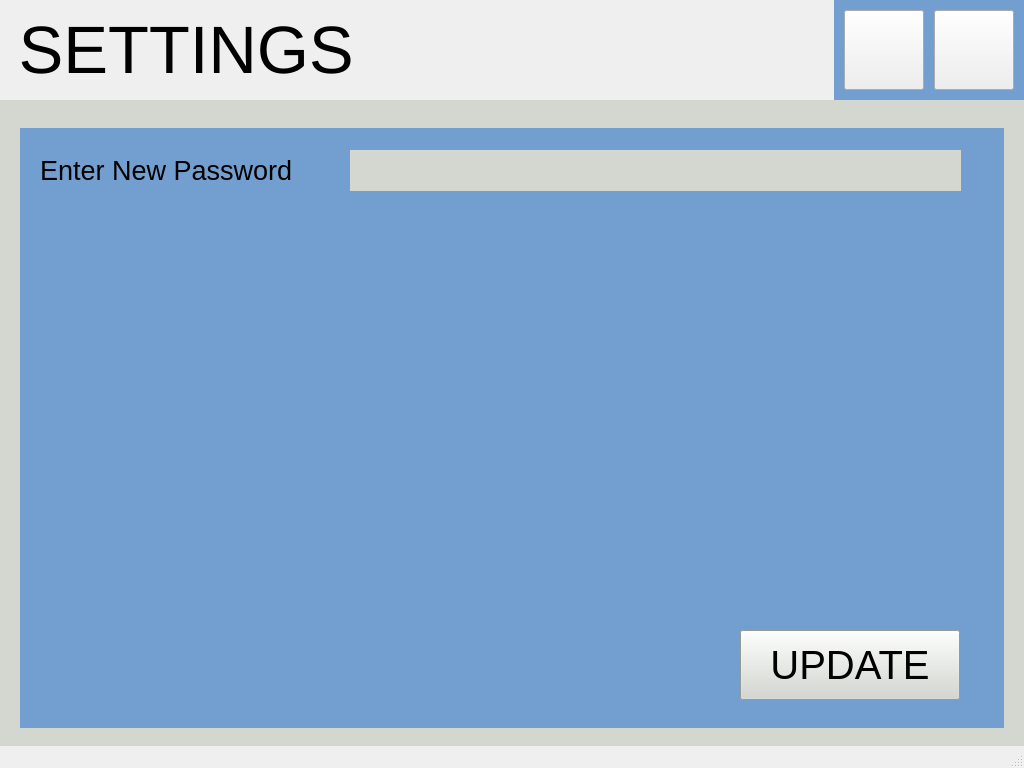
This is settingswindow.ui in kartikeya8973/emu_hmi_app as Qt 5 draws it before an edit. The edited form follows.
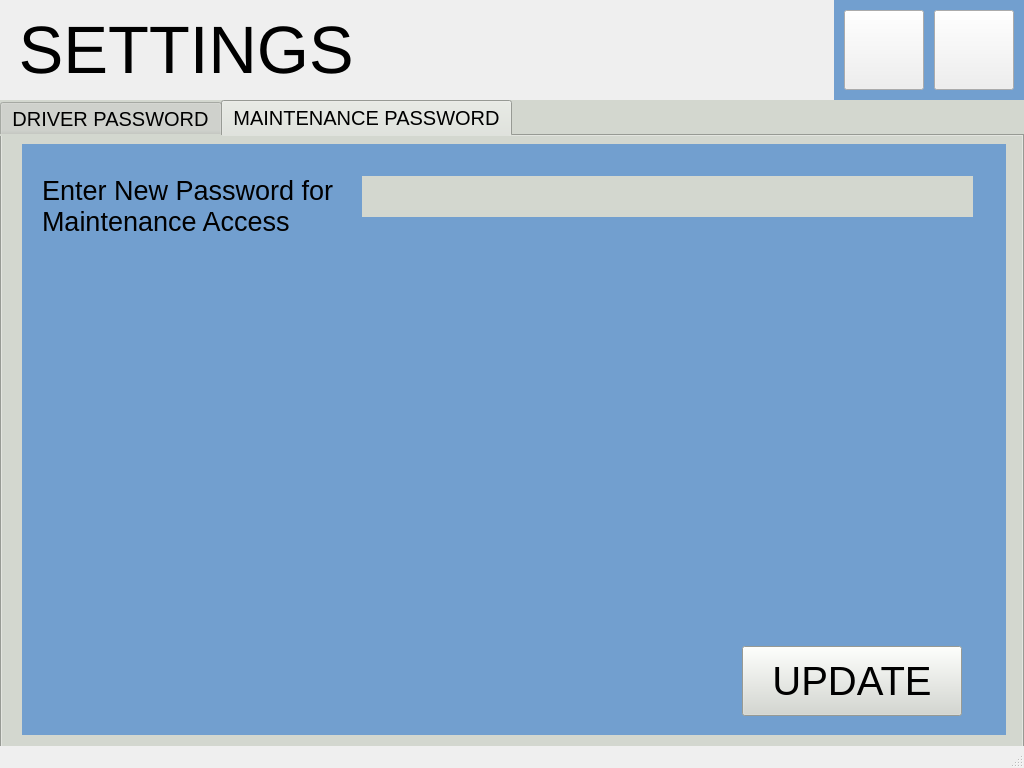
This is the edited form. The open tabs and pages were chosen to show the change. Icons and pictures are not drawn.

```diff
--- a/settingswindow.ui
+++ b/settingswindow.ui
@@ -222,11 +222,48 @@
      </widget>
     </widget>
     <widget class="QWidget" name="page_2">
+     <widget class="QTabWidget" name="tabWidget">
+      <property name="geometry">
+       <rect>
+        <x>0</x>
+        <y>0</y>
+        <width>1024</width>
+        <height>666</height>
+       </rect>
+      </property>
+      <property name="font">
+       <font>
+        <pointsize>15</pointsize>
+       </font>
+      </property>
+      <property name="currentIndex">
+       <number>0</number>
+      </property>
+      <widget class="QWidget" name="tab">
+       <attribute name="title">
+        <string>DRIVER PASSWORD</string>
+       </attribute>
+       <widget class="QLabel" name="label_bg">
+        <property name="geometry">
+         <rect>
+          <x>20</x>
+          <y>8</y>
+          <width>984</width>
+          <height>591</height>
+         </rect>
+        </property>
+        <property name="styleSheet">
+         <string notr="true">background-color: rgb(114, 159, 207);</string>
+        </property>
+        <property name="text">
+         <string/>
+        </property>
+       </widget>
      <widget class="QPushButton" name="pushButton_updatePass">
       <property name="geometry">
        <rect>
         <x>740</x>
-        <y>530</y>
+          <y>510</y>
         <width>220</width>
         <height>70</height>
        </rect>
@@ -243,24 +280,13 @@
        <string>UPDATE</string>
       </property>
      </widget>
-     <widget class="QWidget" name="horizontalLayoutWidget_7">
-      <property name="geometry">
-       <rect>
-        <x>350</x>
-        <y>50</y>
-        <width>611</width>
-        <height>41</height>
-       </rect>
-      </property>
-      <layout class="QHBoxLayout" name="horizontalLayout_Password"/>
-     </widget>
      <widget class="QLabel" name="label_addNew">
       <property name="geometry">
        <rect>
         <x>40</x>
-        <y>50</y>
-        <width>270</width>
-        <height>40</height>
+          <y>30</y>
+          <width>300</width>
+          <height>80</height>
        </rect>
       </property>
       <property name="font">
@@ -272,7 +298,8 @@
        <string notr="true">background-color: rgb(114, 159, 207);</string>
       </property>
       <property name="text">
-       <string>Enter New Password</string>
+         <string>Enter New Password for
+Driver Access</string>
       </property>
      </widget>
      <widget class="QLabel" name="label_message">
@@ -299,27 +326,128 @@
        <bool>true</bool>
       </property>
      </widget>
-     <widget class="QLabel" name="label1">
+       <widget class="QWidget" name="horizontalLayoutWidget_7">
       <property name="geometry">
        <rect>
-        <x>20</x>
-        <y>28</y>
-        <width>984</width>
-        <height>600</height>
-       </rect>
-      </property>
-      <property name="styleSheet">
-       <string notr="true">background-color: rgb(114, 159, 207);</string>
-      </property>
-      <property name="text">
-       <string/>
-      </property>
-     </widget>
-     <zorder>label1</zorder>
+          <x>360</x>
+          <y>40</y>
+          <width>611</width>
+          <height>41</height>
+         </rect>
+        </property>
+        <layout class="QHBoxLayout" name="horizontalLayout_Password"/>
+       </widget>
+       <zorder>label_bg</zorder>
      <zorder>pushButton_updatePass</zorder>
      <zorder>horizontalLayoutWidget_7</zorder>
      <zorder>label_addNew</zorder>
      <zorder>label_message</zorder>
+      </widget>
+      <widget class="QWidget" name="tab_2">
+       <attribute name="title">
+        <string>MAINTENANCE PASSWORD</string>
+       </attribute>
+       <widget class="QLabel" name="label_bg_2">
+        <property name="geometry">
+         <rect>
+          <x>20</x>
+          <y>8</y>
+          <width>984</width>
+          <height>591</height>
+         </rect>
+        </property>
+        <property name="styleSheet">
+         <string notr="true">background-color: rgb(114, 159, 207);</string>
+        </property>
+        <property name="text">
+         <string/>
+        </property>
+       </widget>
+       <widget class="QLabel" name="label_message_2">
+        <property name="geometry">
+         <rect>
+          <x>40</x>
+          <y>510</y>
+          <width>611</width>
+          <height>71</height>
+         </rect>
+        </property>
+        <property name="font">
+         <font>
+          <pointsize>15</pointsize>
+         </font>
+        </property>
+        <property name="styleSheet">
+         <string notr="true">background-color: rgb(114, 159, 207);</string>
+        </property>
+        <property name="text">
+         <string/>
+        </property>
+        <property name="wordWrap">
+         <bool>true</bool>
+        </property>
+       </widget>
+       <widget class="QPushButton" name="pushButton_updatePass_2">
+        <property name="geometry">
+         <rect>
+          <x>740</x>
+          <y>510</y>
+          <width>220</width>
+          <height>70</height>
+         </rect>
+        </property>
+        <property name="font">
+         <font>
+          <pointsize>30</pointsize>
+         </font>
+        </property>
+        <property name="styleSheet">
+         <string notr="true">background-color: rgb(211, 215, 207);</string>
+        </property>
+        <property name="text">
+         <string>UPDATE</string>
+        </property>
+       </widget>
+       <widget class="QWidget" name="horizontalLayoutWidget_8">
+        <property name="geometry">
+         <rect>
+          <x>360</x>
+          <y>40</y>
+          <width>611</width>
+          <height>41</height>
+         </rect>
+        </property>
+        <layout class="QHBoxLayout" name="horizontalLayout_Password_2"/>
+       </widget>
+       <widget class="QLabel" name="label_addNew_2">
+        <property name="geometry">
+         <rect>
+          <x>40</x>
+          <y>30</y>
+          <width>300</width>
+          <height>80</height>
+         </rect>
+        </property>
+        <property name="font">
+         <font>
+          <pointsize>20</pointsize>
+         </font>
+        </property>
+        <property name="styleSheet">
+         <string notr="true">background-color: rgb(114, 159, 207);</string>
+        </property>
+        <property name="text">
+         <string>Enter New Password for
+Maintenance Access</string>
+        </property>
+       </widget>
+       <zorder>label_bg_2</zorder>
+       <zorder>pushButton_updatePass_2</zorder>
+       <zorder>horizontalLayoutWidget_8</zorder>
+       <zorder>label_addNew_2</zorder>
+       <zorder>label_message_2</zorder>
+      </widget>
+     </widget>
     </widget>
     <widget class="QWidget" name="page_3">
      <widget class="QLabel" name="label_info">
```
Left out of the diff: 4 changed lines with no effect on the pictures. Lines whose indentation alone changed are shown as unchanged.
